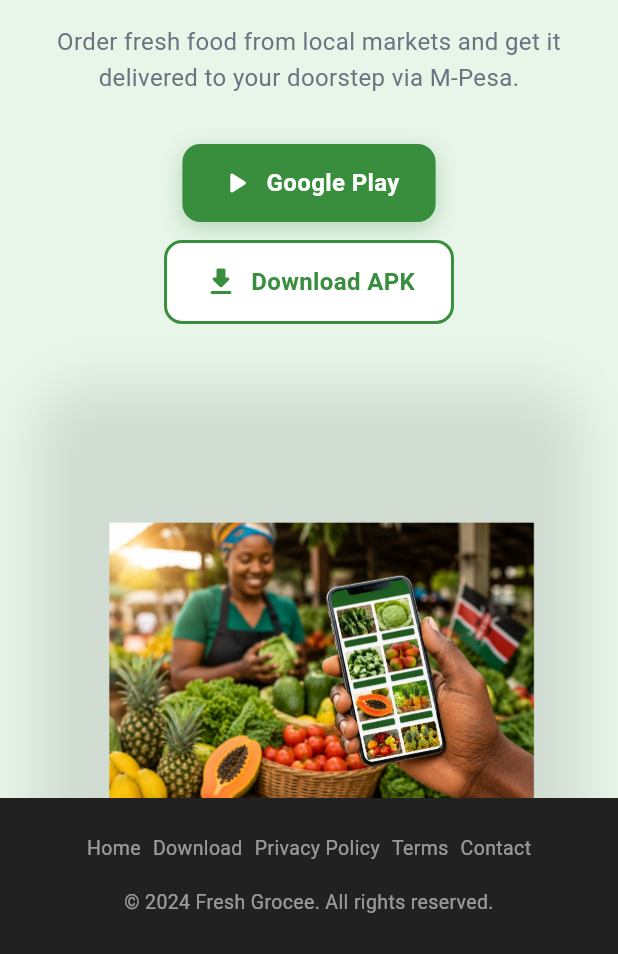
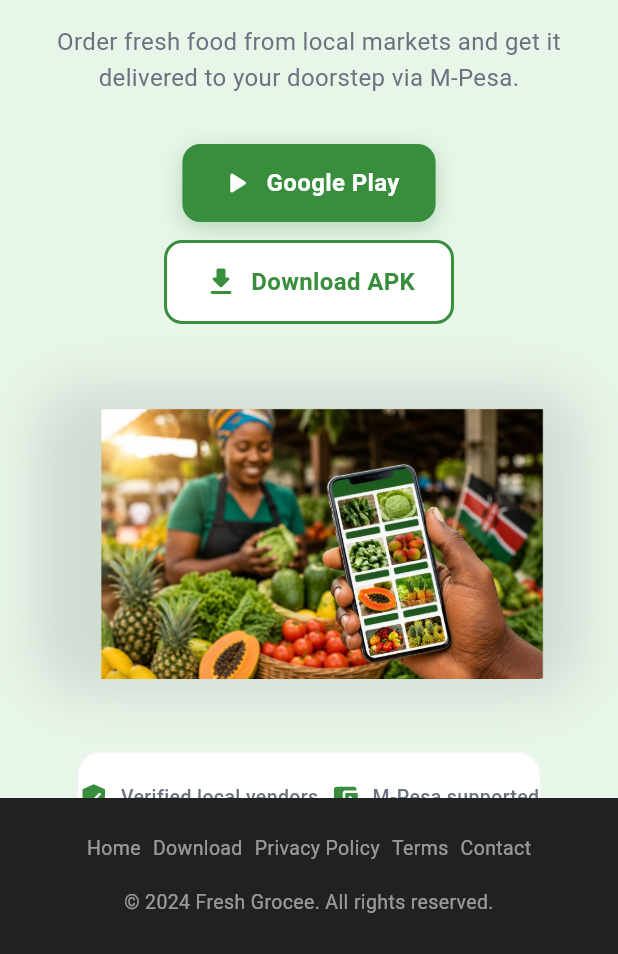
Before and after one commit to gatwiri124/grocery_market_web, a Flutter app: the screen it shows after launch, on a phone screen of 412 x 824 dp, the part 282-1236 px from its top. Run offline on Flutter 3.47's test engine with Material 3 defaults, Android fonts, the phone set to English and light mode, and no system bars; our stand-ins replace go_router, google_fonts, responsive_framework.

Commit message:
Hero image now uses 16:9 aspect ratio (1920x1080)

```diff
--- a/lib/pages/home_page.dart
+++ b/lib/pages/home_page.dart
@@ -192,15 +192,17 @@
         ),
         child: ClipRRect(
           borderRadius: BorderRadius.circular(32),
+          child: AspectRatio(
+            aspectRatio: 16 / 9,
             child: Image.asset(
               AppConfig.instance.heroPromo,
               width: double.infinity,
-            height: 350,
-            fit: BoxFit.contain,
+              height: double.infinity,
+              fit: BoxFit.cover,
               errorBuilder: (context, error, stackTrace) {
                 return Container(
                   width: double.infinity,
-                height: 350,
+                  height: double.infinity,
                   decoration: BoxDecoration(
                     color: AppTheme.white,
                     borderRadius: BorderRadius.circular(32),
@@ -213,6 +215,7 @@
                   ),
                 );
               },
+            ),
           ),
         ),
       ),
```
Lines whose indentation alone changed are shown as unchanged.
